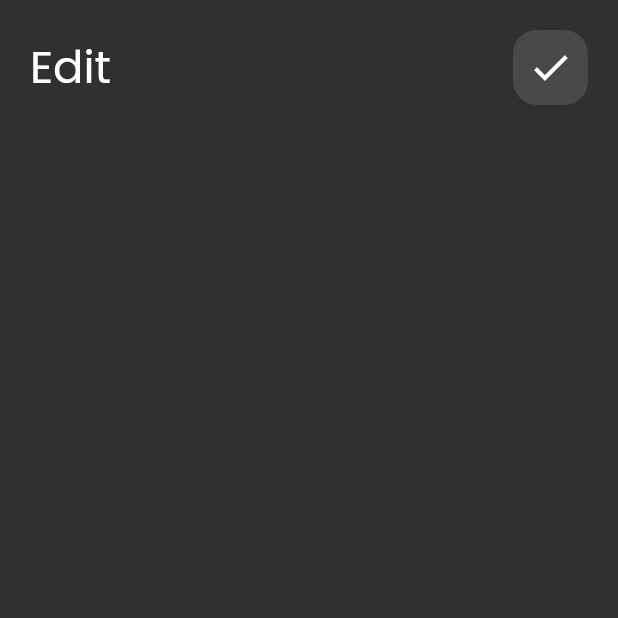
After one commit to BishoyEssam/Notes-App, a Flutter app: the screen it shows after launch, after a tap on "Note Title", on a phone screen of 412 x 824 dp, the top half of it. The commit adds this screen. Run offline on Flutter 3.47's test engine with Material 2 defaults, Android fonts, the phone set to English and light mode, and no system bars.

Commit message:
creating editNoteView

```diff
--- /dev/null
+++ b/lib/views/EditNoteView.dart
@@ -0,0 +1,27 @@
+// ignore_for_file: file_names
+
+import 'package:flutter/material.dart';
+import 'package:notesapp/widgets/CustomAppBar.dart';
+
+class EditNoteView extends StatelessWidget {
+  const EditNoteView({super.key});
+
+  @override
+  Widget build(BuildContext context) {
+    return const Scaffold(
+      body: SafeArea(
+        child: Padding(
+          padding: EdgeInsets.all(20.0),
+          child: Column(
+            children: [
+              CustomAppBar(
+                leading: "Edit",
+                icon: Icons.done,
+              ),
+            ],
+          ),
+        ),
+      ),
+    );
+  }
+}
--- a/lib/widgets/CustomAppBar.dart
+++ b/lib/widgets/CustomAppBar.dart
@@ -3,16 +3,17 @@
 import 'package:flutter/material.dart';
 
 class CustomAppBar extends StatelessWidget {
-  const CustomAppBar({super.key});
-
+  const CustomAppBar({super.key, required this.leading, required this.icon});
+  final String leading;
+  final IconData icon;
   @override
   Widget build(BuildContext context) {
     return Row(
       mainAxisAlignment: MainAxisAlignment.spaceBetween,
       children: [
-        const Text(
-          'Notes',
-          style: TextStyle(
+        Text(
+          leading,
+          style: const TextStyle(
             fontSize: 30,
             color: Colors.white,
           ),
@@ -24,9 +25,9 @@ class CustomAppBar extends StatelessWidget {
             color: Colors.white12,
             borderRadius: BorderRadius.circular(16),
           ),
-          child: const Center(
+          child: Center(
             child: Icon(
-              Icons.search,
+              icon,
               size: 30,
             ),
           ),
--- a/lib/widgets/NoteItem.dart
+++ b/lib/widgets/NoteItem.dart
@@ -1,6 +1,7 @@
 // ignore_for_file: file_names
 
 import 'package:flutter/material.dart';
+import 'package:notesapp/views/EditNoteView.dart';
 
 class NoteItem extends StatelessWidget {
   const NoteItem({
@@ -9,7 +10,16 @@ class NoteItem extends StatelessWidget {
 
   @override
   Widget build(BuildContext context) {
-    return Container(
+    return GestureDetector(
+      onTap: () {
+        Navigator.push(
+          context,
+          MaterialPageRoute(builder: (context) {
+            return const EditNoteView();
+          }),
+        );
+      },
+      child: Container(
         margin: const EdgeInsets.symmetric(vertical: 20),
         padding: const EdgeInsets.only(
           top: 24,
@@ -62,6 +72,7 @@ class NoteItem extends StatelessWidget {
             ),
           ],
         ),
+      ),
     );
   }
 }
--- a/lib/widgets/notesViewBody.dart
+++ b/lib/widgets/notesViewBody.dart
@@ -13,7 +13,10 @@ class NotesViewBody extends StatelessWidget {
       padding: EdgeInsets.all(20.0),
       child: Column(
         children: [
-          CustomAppBar(),
+          CustomAppBar(
+            leading: "Notes",
+            icon: Icons.search,
+          ),
           NotesBuilder(),
         ],
       ),
```
Lines whose indentation alone changed are shown as unchanged.
